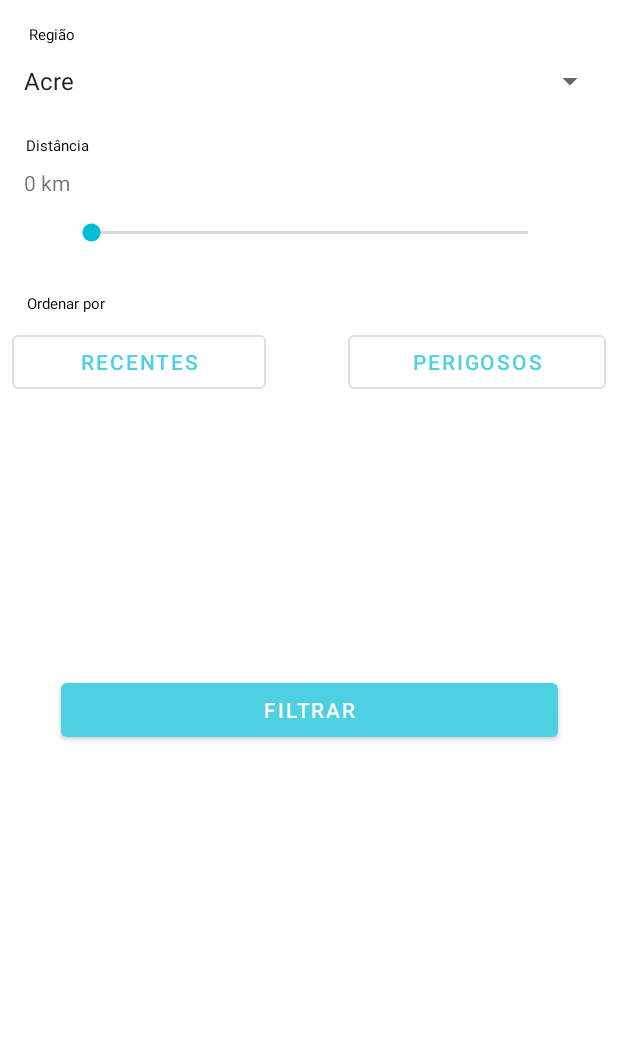
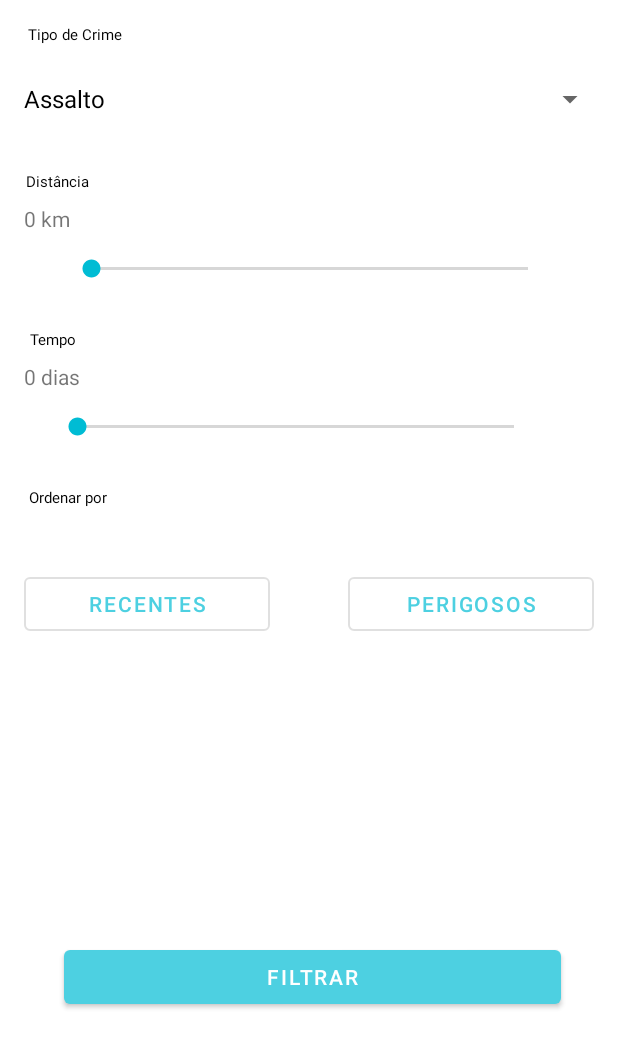
Before and after one commit to Safe-Walk/SafeWalk, an Android app: the FilterActivity screen opened directly, with no data from a screen before it, on a phone screen of 412 x 824 dp. Shown: the top 1048 px of the screen. Run offline under Robolectric (Android 15) with nearby library versions, the phone set to English and light mode, and no system bars.

Commit message:
Adição do filtro por tempo no layout e mudança nos botões

```diff
--- a/app/src/main/java/com/sw/safewalk/FilterActivity.java
+++ b/app/src/main/java/com/sw/safewalk/FilterActivity.java
@@ -1,6 +1,8 @@
 package com.sw.safewalk;
 
 import android.content.Intent;
+import android.graphics.Color;
+import android.graphics.PorterDuff;
 import android.os.Bundle;
 import android.support.v7.app.AppCompatActivity;
 import android.view.View;
@@ -16,6 +18,7 @@ import static java.lang.Integer.parseInt;
 
 public class FilterActivity extends AppCompatActivity {
     SortData sortData = new SortData();
+    private final String[] items = new String[]{"Assalto", "Roubo", "Furto", "Assédio", "Homicídio", "Preconceito", "Outro"};
 
     @Override
     protected void onCreate(Bundle savedInstanceState) {
@@ -24,12 +27,13 @@ public class FilterActivity extends AppCompatActivity {
 
         final SeekBar distance = findViewById(R.id.distance);
         final TextView maxDistance = findViewById(R.id.maxDistance);
+        final Button btnDate = findViewById(R.id.btnDate);
+        final Button btnDanger = findViewById(R.id.btnDanger);
+        final Button btnFilter = findViewById(R.id.btnFilter);
 
-        Spinner spinner = (Spinner) findViewById(R.id.regionList);
-        ArrayAdapter<CharSequence> adapter = ArrayAdapter.createFromResource(this,
-                R.array.planets_array, android.R.layout.simple_spinner_item);
-        adapter.setDropDownViewResource(android.R.layout.simple_spinner_dropdown_item);
-        spinner.setAdapter(adapter);
+        Spinner dropdown = findViewById(R.id.regionList);
+        ArrayAdapter<String> adapter = new ArrayAdapter<>(this, android.R.layout.simple_spinner_dropdown_item, items);
+        dropdown.setAdapter(adapter);
 
 
         distance.setOnSeekBarChangeListener(new SeekBar.OnSeekBarChangeListener() {
@@ -49,23 +53,31 @@ public class FilterActivity extends AppCompatActivity {
             }
         });
 
-        final Button btnDanger = findViewById(R.id.btnDanger);
         btnDanger.setOnClickListener(new View.OnClickListener() {
             public void onClick(View v) {
                 sortData.setRecent(false);
                 sortData.setDanger(true);
+
+                if(sortData.getDanger()) {
+                    btnDanger.getBackground().setColorFilter(Color.parseColor("#B4EEF7"), PorterDuff.Mode.MULTIPLY);
+                    btnDate.getBackground().setColorFilter(Color.parseColor("#ffffff"), PorterDuff.Mode.MULTIPLY);
+                }
+
             }
         });
 
-        final Button btnDate = findViewById(R.id.btnDate);
         btnDate.setOnClickListener(new View.OnClickListener() {
             public void onClick(View v) {
                 sortData.setRecent(true);
                 sortData.setDanger(false);
+
+                if(sortData.getRecent()) {
+                    btnDate.getBackground().setColorFilter(Color.parseColor("#B4EEF7"), PorterDuff.Mode.MULTIPLY);
+                    btnDanger.getBackground().setColorFilter(Color.parseColor("#ffffff"), PorterDuff.Mode.MULTIPLY);
+                }
             }
         });
 
-        final Button btnFilter = findViewById(R.id.btnFilter);
         btnFilter.setOnClickListener(new View.OnClickListener() {
             public void onClick(View v) {
                 if(maxDistance.getText() == "") {
--- a/app/src/main/java/com/sw/safewalk/SignIncident.java
+++ b/app/src/main/java/com/sw/safewalk/SignIncident.java
@@ -37,6 +37,8 @@ public class SignIncident extends AppCompatActivity implements OnMapReadyCallbac
     private GoogleMap mMap;
     private LatLng latLng;
     private MarkerOptions markerOptions;
+    private final String[] items = new String[]{"Assalto", "Roubo", "Furto", "Assédio", "Homicídio", "Preconceito", "Outro"};
+
 
     @Override
     protected void onCreate(Bundle savedInstanceState) {
@@ -49,7 +51,6 @@ public class SignIncident extends AppCompatActivity implements OnMapReadyCallbac
         mapFragment.getMapAsync(this);
 
         Spinner dropdown = findViewById(R.id.crimeList);
-        String[] items = new String[]{"Assalto", "Roubo", "Furto", "Assédio", "Homicídio", "Preconceito", "Outro"};
         ArrayAdapter<String> adapter = new ArrayAdapter<>(this, android.R.layout.simple_spinner_dropdown_item, items);
         dropdown.setAdapter(adapter);
 
--- a/app/src/main/res/layout/activity_filter.xml
+++ b/app/src/main/res/layout/activity_filter.xml
@@ -5,6 +5,53 @@
     android:layout_width="match_parent"
     android:layout_height="match_parent"
     tools:context=".FilterActivity">
+
+    <TextView
+        android:id="@+id/maxDistance2"
+        android:layout_width="wrap_content"
+        android:layout_height="wrap_content"
+        android:layout_marginEnd="16dp"
+        android:layout_marginTop="8dp"
+        app:layout_constraintEnd_toEndOf="parent"
+        app:layout_constraintTop_toBottomOf="@+id/txt3"
+        tools:text="0 dias" />
+
+    <TextView
+        android:id="@+id/textView2"
+        android:layout_width="wrap_content"
+        android:layout_height="wrap_content"
+        android:layout_marginStart="16dp"
+        android:layout_marginTop="8dp"
+        android:text="0 dias"
+        app:layout_constraintStart_toStartOf="parent"
+        app:layout_constraintTop_toBottomOf="@+id/txt3" />
+
+    <SeekBar
+        android:id="@+id/distance2"
+        android:layout_width="323dp"
+        android:layout_height="32dp"
+        android:layout_marginEnd="8dp"
+        android:layout_marginStart="8dp"
+        android:layout_marginTop="8dp"
+        app:layout_constraintEnd_toEndOf="parent"
+        app:layout_constraintHorizontal_bias="0.38"
+        app:layout_constraintStart_toStartOf="parent"
+        app:layout_constraintTop_toBottomOf="@+id/textView2" />
+
+    <TextView
+        android:id="@+id/txt3"
+        android:layout_width="wrap_content"
+        android:layout_height="wrap_content"
+        android:layout_marginEnd="8dp"
+        android:layout_marginStart="8dp"
+        android:layout_marginTop="24dp"
+        android:clickable="true"
+        android:text="Tempo"
+        android:textAppearance="@style/TextAppearance.MaterialComponents.Tab"
+        app:layout_constraintEnd_toEndOf="parent"
+        app:layout_constraintHorizontal_bias="0.032"
+        app:layout_constraintStart_toStartOf="parent"
+        app:layout_constraintTop_toBottomOf="@+id/distance" />
 
     <TextView
         android:id="@+id/txt2"
@@ -17,9 +64,9 @@
         android:text="Ordenar por"
         android:textAppearance="@style/TextAppearance.MaterialComponents.Tab"
         app:layout_constraintEnd_toEndOf="parent"
-        app:layout_constraintHorizontal_bias="0.029"
+        app:layout_constraintHorizontal_bias="0.032"
         app:layout_constraintStart_toStartOf="parent"
-        app:layout_constraintTop_toBottomOf="@+id/distance" />
+        app:layout_constraintTop_toBottomOf="@+id/distance2" />
 
     <TextView
         android:id="@+id/maxDistance"
@@ -54,7 +101,7 @@
         android:layout_marginStart="8dp"
         android:layout_marginTop="16dp"
         android:clickable="true"
-        android:text="Região"
+        android:text="Tipo de Crime"
         android:textAppearance="@style/TextAppearance.MaterialComponents.Tab"
         app:layout_constraintEnd_toEndOf="parent"
         app:layout_constraintHorizontal_bias="0.031"
@@ -97,22 +144,25 @@
     <Button
         android:id="@+id/btnDate"
         style="@style/Widget.MaterialComponents.Button.OutlinedButton"
-        android:layout_width="169dp"
+        android:layout_width="164dp"
         android:layout_height="wrap_content"
-        android:layout_marginStart="8dp"
-        android:layout_marginTop="8dp"
+        android:layout_marginEnd="8dp"
+        android:layout_marginStart="16dp"
+        android:layout_marginTop="40dp"
         android:text="Recentes"
         android:textAppearance="@style/TextAppearance.MaterialComponents.Button"
+        app:layout_constraintEnd_toStartOf="@+id/btnDanger"
+        app:layout_constraintHorizontal_bias="0.0"
         app:layout_constraintStart_toStartOf="parent"
         app:layout_constraintTop_toBottomOf="@+id/txt2" />
 
     <Button
         android:id="@+id/btnDanger"
         style="@style/Widget.MaterialComponents.Button.OutlinedButton"
-        android:layout_width="172dp"
+        android:layout_width="164dp"
         android:layout_height="wrap_content"
-        android:layout_marginEnd="8dp"
-        android:layout_marginTop="8dp"
+        android:layout_marginEnd="16dp"
+        android:layout_marginTop="40dp"
         android:text="Perigosos"
         android:textAppearance="@style/TextAppearance.MaterialComponents.Button"
         app:layout_constraintEnd_toEndOf="parent"
@@ -122,11 +172,14 @@
         android:id="@+id/btnFilter"
         android:layout_width="331dp"
         android:layout_height="wrap_content"
+        android:layout_marginBottom="8dp"
         android:layout_marginEnd="8dp"
         android:layout_marginStart="8dp"
-        android:layout_marginTop="184dp"
+        android:layout_marginTop="60dp"
         android:text="FIltrar"
+        app:layout_constraintBottom_toBottomOf="parent"
         app:layout_constraintEnd_toEndOf="parent"
+        app:layout_constraintHorizontal_bias="0.538"
         app:layout_constraintStart_toStartOf="parent"
         app:layout_constraintTop_toBottomOf="@+id/btnDanger" />
 
--- a/app/src/main/res/values/estados.xml
+++ /dev/null
@@ -1,32 +0,0 @@
-<?xml version="1.0" encoding="utf-8"?>
-<resources>
-    <string-array name="planets_array">
-        <item>Acre</item>
-        <item>Alagoas</item>
-        <item>Amapá</item>
-        <item>Amazonas</item>
-        <item>Bahia</item>
-        <item>Ceará</item>
-        <item>Distrito Federal</item>
-        <item>Espírito Santo</item>
-        <item>Goiás</item>
-        <item>Maranhão</item>
-        <item>Mato Grosso</item>
-        <item>Mato Grosso do Sul</item>
-        <item>Minas Gerais</item>
-        <item>Pará</item>
-        <item>Paraíba</item>
-        <item>Paraná</item>
-        <item>Pernambuco</item>
-        <item>Piauí</item>
-        <item>Rio de Janeiro</item>
-        <item>Rio Grande do Norte</item>
-        <item>Rio Grande do Sul</item>
-        <item>Rondônia</item>
-        <item>Roraima</item>
-        <item>Santa Catarina</item>
-        <item>São Paulo</item>
-        <item>Sergipe</item>
-        <item>Tocantins</item>
-    </string-array>
-</resources>
```
